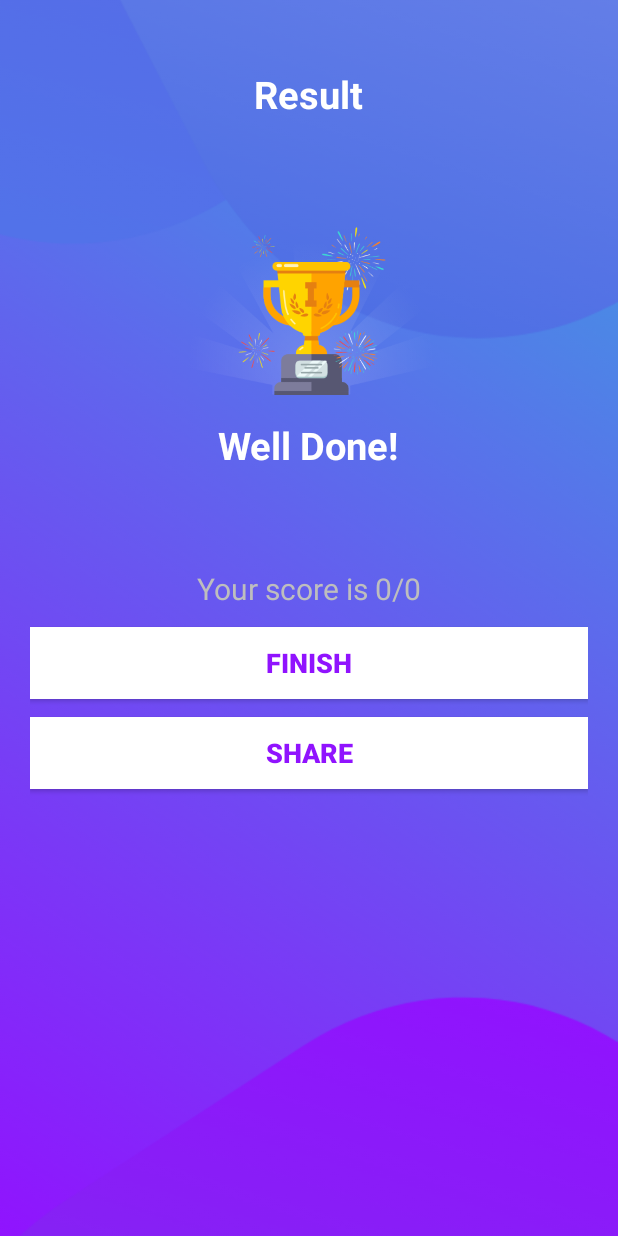
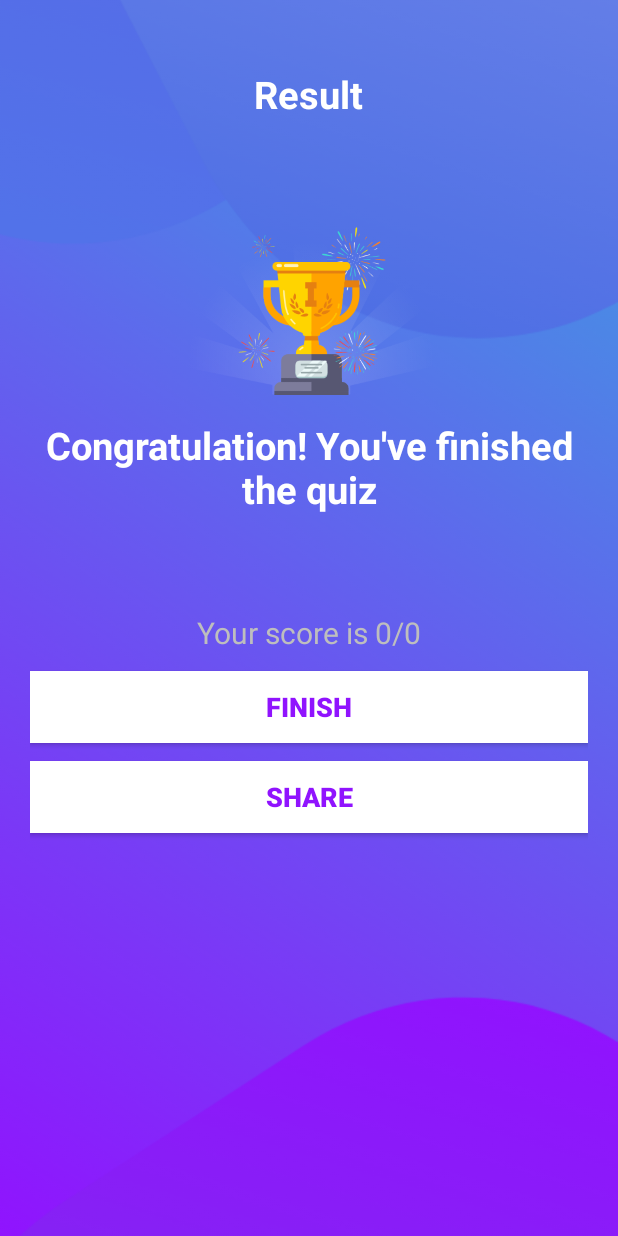
Before and after one commit to SonHai-code/Mobile--app, an Android app: the QuizQuestionsActivity screen opened directly, with no data from a screen before it, after a tap on "NEXT", on a phone screen of 412 x 824 dp. Run offline under Robolectric (Android 15) with nearby library versions, the phone set to English and light mode, and no system bars; 7 statements that could not run were skipped; 2 other taps on this screen came first.

Commit message:
Complete questions bank

```diff
--- a/app/src/main/java/com/example/quizapp/Constants.java
+++ b/app/src/main/java/com/example/quizapp/Constants.java
@@ -489,10 +489,161 @@ public class Constants {
 
 
         // SCIENCE - EASY
+        Question q1_science_easy = new Question(91,"Brass gets discoloured in air because of the presence of which of the following gases in air?",
+                0, "EASY", "SCIENCE",
+                "Oxygen", "Hydrogen sulphide",
+                "Carbon dioxide", "Nitrogen",2);
+
+        Question q2_science_easy = new Question(92,"Which of the following is a non metal that remains liquid at room temperature?",
+                0, "EASY", "SCIENCE",
+                "Phosphorous", "Bromine",
+                "Chlorine", "Helium",2);
+
+        Question q3_science_easy = new Question(93,"Chlorophyll is a naturally occurring chelate compound in which central metal is",
+                0, "EASY", "SCIENCE",
+                "copper", "magnesium",
+                "iron", "calcium",2);
+
+        Question q4_science_easy = new Question(94,
+                "Which of the following is used in pencils?",
+                0, "EASY", "SCIENCE",
+                "Graphite", "Silicon",
+                "Charcoal", "Phosphorous",1);
+
+        Question q5_science_easy = new Question(95,"Which of the following metals forms an amalgam with other metals?",
+                0, "EASY", "SCIENCE",
+                "Tin", "Mercury",
+                "Lead", "Zinc",2);
+
+        Question q6_science_easy = new Question(96,"Chemical formula for water is",
+                0, "EASY", "SCIENCE",
+                "NaAlO2", "H2O",
+                "Al2O3", "CaSiO3",2);
+
+        Question q7_science_easy = new Question(97,
+                "Washing soda is the common name for",
+                0, "EASY", "SCIENCE",
+                "Sodium carbonate", "Calcium bicarbonate",
+                "Sodium bicarbonate", "Calcium carbonate",1);
+
+        Question q8_science_easy = new Question(98,"\t\n" +
+                "The gas usually filled in the electric bulb is",
+                0, "EASY", "SCIENCE",
+                "nitrogen", "hydrogen",
+                "carbon dioxide", "oxygen",1);
+
+        Question q9_science_easy = new Question(99,"Quartz crystals normally used in quartz clocks etc. is chemically",
+                0, "EASY", "SCIENCE",
+                "silicon dioxide", "germanium oxide",
+                "a mixture of germanium oxide and silicon dioxide", "sodium silicate",1);
+
+        Question q10_science_easy = new Question(100,"Which of the gas is not known as green house gas?",
+                0, "EASY", "SCIENCE",
+                "Methane", "Nitrous oxide",
+                "Carbon dioxide", "Hydrogen",4);
 
         // SCIENCE - MEDIUM
+        Question q1_science_medium = new Question(101,"Human teeth and elephant’s tusk are",
+                0, "MEDIUM", "SCIENCE",
+                "Analogous organs", "Vestigeal organs",
+                "Homologous organs", "Rudimentary organs",3);
+
+        Question q2_science_medium = new Question(102,"Independent inheritance of two separate traits, shape and colour of seeds in Mendel’s cross on pea plants resulted in a observable ratio of:\n",
+                0, "MEDIUM", "SCIENCE",
+                "3 : 1", " 9 : 3 : 3 : 1",
+                "1 : 1", " 9 : 4 : 2 : 1",2);
+
+        Question q3_science_medium = new Question(103,"Which of these is not a vestigial organ in human beings?",
+                0, "MEDIUM", "SCIENCE",
+                "Appendix", "Wisdom tooth",
+                "Nictitating membrane", " Gall bladder",4);
+
+        Question q4_science_medium = new Question(104,"Evolution of wild cabbage is an example of:",
+                0, "MEDIUM", "SCIENCE",
+                "Artificial selection", "Natural selection",
+                "Mutation", "Genetic drift",1);
+
+        Question q5_science_medium = new Question(105,"The modern day Human species has evolved from its earliest ancestors who lived in:",
+                0, "MEDIUM", "SCIENCE",
+                "Asia", "Australia",
+                "Africa", "China",3);
+
+        Question q6_science_medium = new Question(106,"Two pink coloured flowers on crossing resulted in 1 red, 2 pink and 1 white flower progeny. The nature of the cross will be",
+                0, "MEDIUM", "SCIENCE",
+                "double fertilisation", "self pollination",
+                "cross fertilisation", "no fertilisation",2);
+
+        Question q7_science_medium = new Question(107,"Which of the following statement is incorrect?\n",
+                0, "MEDIUM", "SCIENCE",
+                "For every hormone there is a gene", "For every protein there is a gene.",
+                "For production of every enzyme there is a gene.", "For every molecule of fat there is a gene",4);
+
+        Question q8_science_medium = new Question(108,"If a round, green seeded pea plant (RR yy) is crossed with wrinkled, yellow seeded pea plant (rr YY), the seeds produced in F1 generation are",
+                0, "MEDIUM", "SCIENCE",
+                "Oxygen", "Hydrogen",
+                "Carbon", "Nitrogen",2);
+
+        Question q9_science_medium = new Question(109,"xx",
+                0, "MEDIUM", "SCIENCE",
+                "round and yellow", "round and green",
+                "wrinkled and green", "wrinkled and yellow",1);
+
+        Question q10_science_medium = new Question(110,"A zygote which has an X-chromosome inherited from the father will develop into a",
+                0, "MEDIUM", "SCIENCE",
+                "boy", "girl",
+                "X- chromosome does not determine the sex of a child", "either boy or girl",2);
 
         // SCIENCE - HARD
+        Question q1_science_hard = new Question(111,"Which among the following is the most common method of pollination in flowers without petals?",
+                0, "HARD", "SCIENCE",
+                "Wind", "Water",
+                "Insects", "All of above",1);
+
+        Question q2_science_hard = new Question(112,"The name of Karl Landsteiner is associated with the discovery of which of the following ?",
+                0, "HARD", "SCIENCE",
+                "Human Endocrine System", "Human Blood Groups",
+                "Vitamin B Group", "Proteins",2);
+
+        Question q3_science_hard = new Question(113,"What is the slope of the velocity-time graph when an object moves with constant negative acceleration, having positive initial velocity?",
+                0, "HARD", "SCIENCE",
+                "90°", "more than 90°",
+                "less than 90°", "0°",2);
+
+        Question q4_science_hard = new Question(114,"What is the name of the Information and Communication technology based multi-modal platform for governance, chaired by the Prime Minister?",
+                0, "HARD", "SCIENCE",
+                "PRATAP", "PRAGATI",
+                "PRANAT", "PAWAN",2);
+
+        Question q5_science_hard = new Question(115,"Magnetic Effect of Electric Current Class 10 MCQ Question 1. Magnetic effect of current was discovered by",
+                0, "HARD", "SCIENCE",
+                "Oersted", "Faraday",
+                "Bohr", "Ampere",1);
+
+        Question q6_science_hard = new Question(116,"A current through a horizontal power line flows from south to North direction. The direction of magnetic field line 0.5m above it is",
+                0, "HARD", "SCIENCE",
+                "North", "South",
+                "West", "East",1);
+
+        Question q7_science_hard = new Question(117,"MCQ Questions for Class 10 Magnetic Effect of Electric Current Question 10. The strength of each of magnet reduces to half when it cut along its length into the equal parts magnetic field strength of a solenoid. Polarity of solenoid can be determined by",
+                0, "HARD", "SCIENCE",
+                "boy", "girl",
+                "X", "either",2);
+
+        Question q8_science_hard = new Question(118,"xx",
+                0, "HARD", "SCIENCE",
+                "use of compass needle", "Right hand thumb rule",
+                "fleming left hand rule", "either (a) or (b)",4);
+
+        Question q9_science_hard = new Question(119,"A soft iron bar is introduced inside the current carrying solenoid. The magnetic field inside the solenoid",
+                0, "HARD", "SCIENCE",
+                "will decrease", "will remains same",
+                "will increase", "will become zero",3);
+
+        Question q10_science_hard = new Question(120,"The magnetic field lines always begin from",
+                0, "HARD", "SCIENCE",
+                "N-pole and end on S-pole.", "S-pole and end on N-pole.",
+                "start from the middle and end at N-pole.", "start from the middle and end at S-pole.",1);
+
 
         List<Question> questions = List.of(q1_geo_easy,q2_geo_easy,q3_geo_easy,q4_geo_easy,q5_geo_easy,
                                            q6_geo_easy,q7_geo_easy,q8_geo_easy,q9_geo_easy,q10_geo_easy,
@@ -519,7 +670,16 @@ public class Constants {
                                            q6_history_medium,q7_history_medium,q8_history_medium,q9_history_medium,q10_history_medium,
 
                                            q1_history_hard,q2_history_hard,q3_history_hard,q4_history_hard,q5_history_hard,
-                                           q6_history_hard,q7_history_hard,q8_history_hard,q9_history_hard,q10_history_hard
+                                           q6_history_hard,q7_history_hard,q8_history_hard,q9_history_hard,q10_history_hard,
+
+                                           q1_science_easy, q2_science_easy, q3_science_easy, q4_science_easy, q5_science_easy,
+                                           q6_science_easy, q7_science_easy, q8_science_easy, q9_science_easy, q10_science_easy,
+
+                                           q1_science_medium, q2_science_medium, q3_science_medium, q4_science_medium, q5_science_medium,
+                                           q6_science_medium, q7_science_medium, q8_science_medium, q9_science_medium, q10_science_medium,
+
+                                           q1_science_hard, q2_science_hard, q3_science_hard, q4_science_hard, q5_science_hard,
+                                           q6_science_hard, q7_science_hard, q8_science_hard, q9_science_hard, q10_science_hard
                                             );
 
 
--- a/app/src/main/java/com/example/quizapp/DifficultyFragment.java
+++ b/app/src/main/java/com/example/quizapp/DifficultyFragment.java
@@ -61,5 +61,6 @@ public class DifficultyFragment extends Fragment implements View.OnClickListener
         intent.putExtra(Constants.CATEGORY, mCategory);
         intent.putExtra(Constants.DIFFICULTY, difficulty);
         getActivity().startActivity(intent);
+        getActivity().finish();
     }
 }
--- a/app/src/main/res/layout/activity_result.xml
+++ b/app/src/main/res/layout/activity_result.xml
@@ -34,10 +34,11 @@
         android:layout_width="wrap_content"
         android:layout_height="wrap_content"
         android:layout_marginTop="16dp"
-        android:text="Well Done!"
+        android:text="Congratulation! You've finished the quiz"
         android:textColor="@android:color/white"
         android:textSize="25sp"
         android:textStyle="bold"
+        android:gravity="center"
         />
 
     <TextView
```
